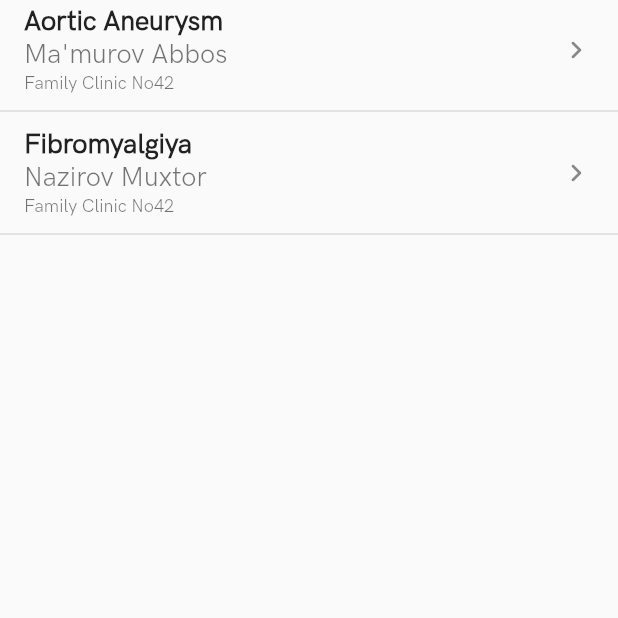
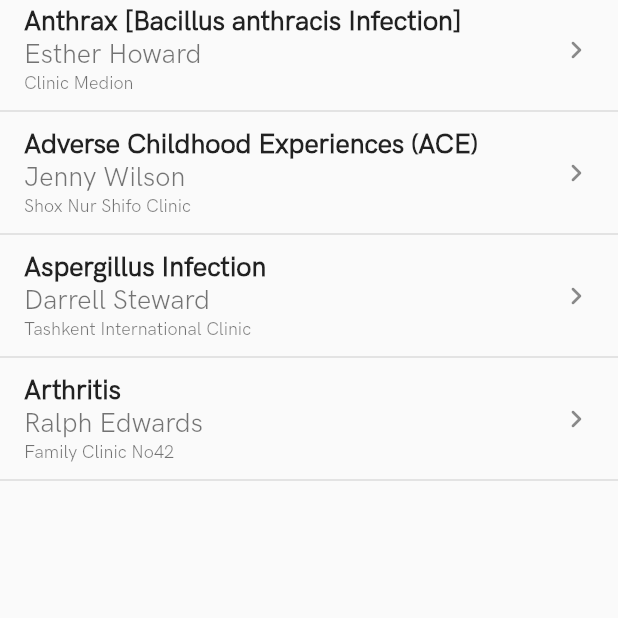
Before and after one commit to ilyosyusuf/e-med, a Flutter app: the screen it shows after launch, on a phone screen of 412 x 824 dp, the top half of it. Run offline on Flutter 3.47's test engine with Material 2 defaults, Android fonts, the phone set to English and light mode, and no system bars; our stand-ins replace bloc, connectivity_plus, dropdown_button2, flutter_bloc, flutter_svg, get_storage and 1 more; project files that could hold a hidden picture were left out.

Commit message:
medical history page was added and soe bugs are fixed in listtile widget

```diff
--- a/lib/config/routes/page_routes.dart
+++ b/lib/config/routes/page_routes.dart
@@ -2,7 +2,7 @@ import 'package:emed/screens/authentication/view/mainview/main_view.dart';
 import 'package:emed/screens/authentication/view/pages/personal_id_view.dart';
 import 'package:emed/screens/authentication/view/pages/signin_view.dart';
 import 'package:emed/screens/authentication/view/pages/signup_page.dart';
-import 'package:emed/screens/home/view/treatment_details.dart';
+import 'package:emed/screens/home/view/pages/syringe/treatment_details.dart';
 import 'package:flutter/material.dart';
 
 class MyRoute {
@@ -22,8 +22,8 @@ class MyRoute {
       case '/personalidview':
         return _pages(PersonalIdView());
 
-      case '/treatment':
-        return _pages(TreatmentDetailsView());
+      // case '/treatment':
+      //   return _pages(TreatmentDetailsView());
     }
   }
 
--- a/lib/main.dart
+++ b/lib/main.dart
@@ -1,8 +1,10 @@
 import 'package:emed/config/init/navigation/navigator.dart';
 import 'package:emed/config/routes/page_routes.dart';
 import 'package:emed/config/themes/main_theme.dart';
-import 'package:emed/screens/home/view/home_view.dart';
+import 'package:emed/screens/home/view/pages/syringe/current_treatment.dart';
 import 'package:emed/screens/home/view/mainview/main_home_view.dart';
+import 'package:emed/screens/home/view/pages/syringe/medical_history.dart';
+import 'package:emed/screens/home/view/pages/syringe_view.dart';
 import 'package:emed/widgets/buttons/drop_dow_button.dart';
 import 'package:flutter/material.dart';
 
@@ -22,7 +24,7 @@ class MyApp extends StatelessWidget {
       theme: MainTheme.apptheme,
       navigatorKey: NavigationService.instance.navigatorKey,
 
-      home: TreatMain()
+      home: MedicalHistory()
       // initialRoute: '/mainauthview',
       // onGenerateRoute: MyRoute.instance.onGenerateRoute,
     );
--- a/lib/screens/home/view/mainview/main_home_view.dart
+++ b/lib/screens/home/view/mainview/main_home_view.dart
@@ -1,6 +1,7 @@
 import 'package:emed/screens/home/cubit/home_cubit.dart';
 import 'package:emed/screens/home/state/home_state.dart';
 import 'package:emed/screens/home/view/pages/home/homepage.dart';
+import 'package:emed/screens/home/view/pages/syringe_view.dart';
 import 'package:emed/widgets/navigationbar/navigation_bar.dart';
 import 'package:flutter/material.dart';
 import 'package:flutter_bloc/flutter_bloc.dart';
@@ -22,8 +23,8 @@ class HomeView extends StatelessWidget {
           if (state is Homemain) {
             return const HomePage();
           } else if (state is SyringeState) {
-            return const Center(
-              child: Text('Syringe Page'),
+            return Center(
+              child: Container(),
             );
           } else if (state is DoctorState) {
             return Container();
--- a/lib/screens/home/view/home_view.dart
+++ b/lib/screens/home/view/pages/syringe/current_treatment.dart
@@ -1,13 +1,13 @@
 import 'package:emed/config/init/navigation/navigator.dart';
 import 'package:emed/core/constants/font/font_style.dart';
-import 'package:emed/screens/home/view/treatment_details.dart';
+import 'package:emed/screens/home/view/pages/syringe/treatment_details.dart';
 import 'package:emed/widgets/listtilewidgets/list_tile_widget.dart';
 import 'package:flutter/material.dart';
 import 'package:flutter/src/foundation/key.dart';
 import 'package:flutter/src/widgets/framework.dart';
 
-class TreatMain extends StatelessWidget {
-  const TreatMain({Key? key}) : super(key: key);
+class CurrentTreatment extends StatelessWidget {
+  const CurrentTreatment({Key? key}) : super(key: key);
 
   @override
   Widget build(BuildContext context) {
@@ -19,12 +19,7 @@ class TreatMain extends StatelessWidget {
           Expanded(
               child: Column(
                 children: [
-                  InkWell(
-                    child: ListTileWidget(title: "Aortic Aneurysm", subtitle1: "Ma'murov Abbos", subtitle2: "Family Clinic No42",),
-                    onTap: (){
-                      Navigator.pushAndRemoveUntil(context, MaterialPageRoute(builder: (context)=> TreatmentDetailsView()), (route) => false);
-                    }
-                  ),
+                  ListTileWidget(title: "Aortic Aneurysm", subtitle1: "Ma'murov Abbos", subtitle2: "Family Clinic No42",),
                   ListTileWidget(title: "Fibromyalgiya", subtitle1: "Nazirov Muxtor", subtitle2: "Family Clinic No42",),
                 ],
               ))
--- /dev/null
+++ b/lib/screens/home/view/pages/syringe/medical_history.dart
@@ -0,0 +1,28 @@
+import 'package:emed/screens/home/view/pages/syringe/treatment_details.dart';
+import 'package:emed/widgets/listtilewidgets/list_tile_widget.dart';
+import 'package:flutter/material.dart';
+
+class MedicalHistory extends StatelessWidget {
+  const MedicalHistory({Key? key}) : super(key: key);
+
+  @override
+  Widget build(BuildContext context) {
+    return Scaffold(
+      // Medical history
+        body: SafeArea(
+          child: Column(
+              children: [
+          Expanded(
+              child: Column(
+                children: [
+                  ListTileWidget(title: "Anthrax [Bacillus anthracis Infection]", subtitle1: "Esther Howard", subtitle2: "Clinic Medion",),
+                  ListTileWidget(title: "Adverse Childhood Experiences (ACE)", subtitle1: "Jenny Wilson", subtitle2: "Shox Nur Shifo Clinic",),
+                  ListTileWidget(title: "Aspergillus Infection", subtitle1: "Darrell Steward", subtitle2: "Tashkent International Clinic",),
+                  ListTileWidget(title: "Arthritis", subtitle1: "Ralph Edwards", subtitle2: "Family Clinic No42",),
+                ],
+              ))
+              ],
+            ),
+        ));
+  }
+}
--- a/lib/screens/home/view/treatment_details.dart
+++ b/lib/screens/home/view/pages/syringe/treatment_details.dart
@@ -1,20 +1,14 @@
-// ignore_for_file: sort_child_properties_last
-
-import 'package:emed/core/components/box_full_decoration.dart';
-import 'package:emed/core/components/box_only_decoration.dart';
-import 'package:emed/core/constants/colors/color_const.dart';
 import 'package:emed/core/constants/font/font_style.dart';
 import 'package:emed/core/extensions/context_extension.dart';
 import 'package:emed/widgets/appbar/app_bar_widget.dart';
 import 'package:emed/widgets/buttons/back_button.dart';
 import 'package:emed/widgets/listtilewidgets/drug_list_tile_widget.dart';
-import 'package:emed/widgets/listtilewidgets/list_tile_widget.dart';
 import 'package:flutter/material.dart';
-import 'package:flutter/src/foundation/key.dart';
-import 'package:flutter/src/widgets/framework.dart';
 
 class TreatmentDetailsView extends StatelessWidget {
-  const TreatmentDetailsView({Key? key}) : super(key: key);
+  String name;
+  String clinic;
+  TreatmentDetailsView({Key? key, required this.name, required this.clinic}) : super(key: key);
 
   @override
   Widget build(BuildContext context) {
@@ -40,7 +34,7 @@ class TreatmentDetailsView extends StatelessWidget {
                           NetworkImage('https://source.unsplash.com/random'),
                     ),
                     SizedBox(height: context.h * 0.01),
-                    Text("Abdullajonov Dilmurod", style: FStyles.headline3s),
+                    Text(name, style: FStyles.headline3s),
                     Text("Dermotologist"),
                     SizedBox(height: context.h * 0.03),
                     Padding(
@@ -51,7 +45,7 @@ class TreatmentDetailsView extends StatelessWidget {
                           crossAxisAlignment: CrossAxisAlignment.start,
                           children: [
                             Text("Clinic"),
-                            Text("Clinic Medion", style: FStyles.headline3s),
+                            Text(clinic, style: FStyles.headline3s),
                             SizedBox(height: context.h * 0.03),
                             Text("Clinic location"),
                             Text("Shaykhontakhur district, st.",
--- a/lib/widgets/listtilewidgets/list_tile_widget.dart
+++ b/lib/widgets/listtilewidgets/list_tile_widget.dart
@@ -1,5 +1,6 @@
 
 import 'package:emed/core/constants/font/font_style.dart';
+import 'package:emed/screens/home/view/pages/syringe/treatment_details.dart';
 import 'package:flutter/material.dart';
 
 class ListTileWidget extends StatelessWidget {
@@ -18,6 +19,9 @@ class ListTileWidget extends StatelessWidget {
     return Column(
       children: [
         ListTile(
+          onTap: (){
+            Navigator.push(context, MaterialPageRoute(builder: (__)=> TreatmentDetailsView(name: subtitle1.toString(), clinic: subtitle2.toString())));
+          },
           title: Text(
         this.title.toString(),
         style: FStyles.headline3s,
```
Also changed, not shown: lib/screens/home/view/pages/main_treatment.dart (deleted, +0 -12 lines), lib/screens/home/view/pages/syringe_view.dart (added, +54 -0 lines).
